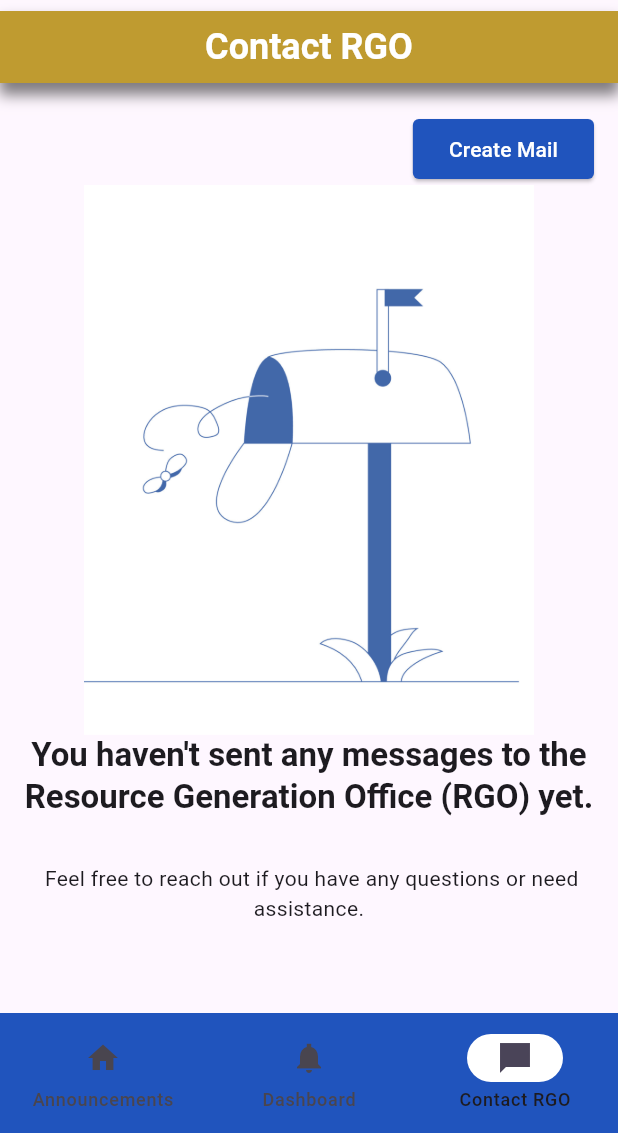
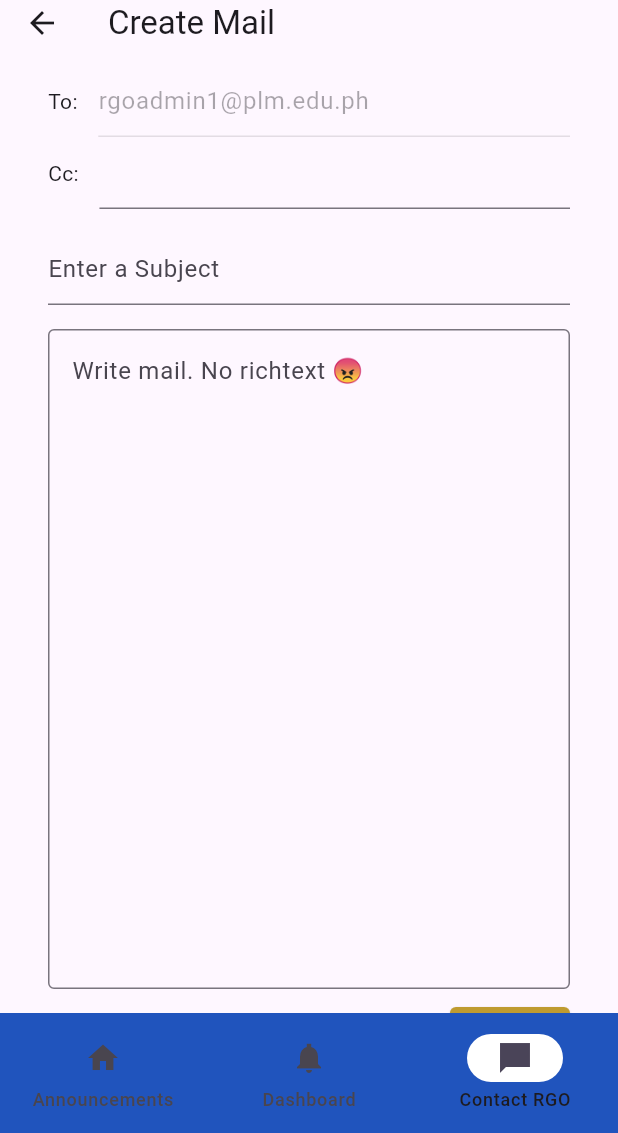
Before and after one commit to Malaga-Karl/scholarship_mobile, a Flutter app: the NavigationExample screen opened by its route, item 3 of the bottom bar chosen, after a tap on "Create Mail", on a phone screen of 412 x 824 dp, the part 103-1236 px from its top. Run offline on Flutter 3.47's test engine with Material 3 defaults, Android fonts, the phone set to English and light mode, and no system bars.

Commit message:
empty mail and write mail. no richtext

```diff
--- a/lib/main.dart
+++ b/lib/main.dart
@@ -2,7 +2,6 @@ import 'package:flutter/material.dart';
 import 'package:scholarhip_mobile/screens/Pages.dart';
 import 'package:scholarhip_mobile/screens/HomePage.dart';
 import 'package:scholarhip_mobile/screens/LoginPage.dart';
-import 'package:scholarhip_mobile/screens/SpecificFoundation.dart'; // Import FoundationDetail screen
 
 void main() {
   runApp(MyApp());
--- a/lib/screens/Contact.dart
+++ b/lib/screens/Contact.dart
@@ -1,14 +1,14 @@
 import 'package:flutter/material.dart';
 import 'package:scholarhip_mobile/components/CustomBanner.dart';
-
 import '../colors.dart';
 
 class ContactPage extends StatelessWidget {
-  const ContactPage({super.key});
+  final VoidCallback onCreateMailPressed;
+
+  const ContactPage({super.key, required this.onCreateMailPressed});
 
   @override
   Widget build(BuildContext context) {
-
     bool hasMessage = false;
 
     return Scaffold(
@@ -23,12 +23,13 @@ class ContactPage extends StatelessWidget {
               alignment: Alignment.centerRight,
               child: ElevatedButton(
                 style: ButtonStyle(
-                  shape: WidgetStateProperty.all<RoundedRectangleBorder>( RoundedRectangleBorder( borderRadius: BorderRadius.circular(4), )),
-                  foregroundColor: WidgetStateProperty.all<Color>(Colors.white),
-                  backgroundColor: WidgetStateProperty.all<Color>(CustomColors().blue),
+                  shape: MaterialStateProperty.all<RoundedRectangleBorder>(
+                    RoundedRectangleBorder(borderRadius: BorderRadius.circular(4)),
                   ),
-
-                onPressed: () {},
+                  foregroundColor: MaterialStateProperty.all<Color>(Colors.white),
+                  backgroundColor: MaterialStateProperty.all<Color>(CustomColors().blue),
+                ),
+                onPressed: onCreateMailPressed, // Call the callback when pressed
                 child: Text('Create Mail'),
               ),
             ),
@@ -37,13 +38,22 @@ class ContactPage extends StatelessWidget {
             visible: !hasMessage,
             child: Column(
               children: [
-                  Image.asset('assets/emptyMail.png', width: 300,),
-                  Text("You haven't sent any messages to the Resource Generation Office (RGO) yet.", textAlign: TextAlign.center, style: Theme.of(context).textTheme.titleLarge?.copyWith(fontWeight: FontWeight.bold,),),
-                  SizedBox(height: 30,),
-                  Text(" Feel free to reach out if you have any questions or need assistance.", textAlign: TextAlign.center,)
+                Image.asset('assets/emptyMail.png', width: 300),
+                Text(
+                  "You haven't sent any messages to the Resource Generation Office (RGO) yet.",
+                  textAlign: TextAlign.center,
+                  style: Theme.of(context).textTheme.titleLarge?.copyWith(
+                        fontWeight: FontWeight.bold,
+                      ),
+                ),
+                SizedBox(height: 30),
+                Text(
+                  " Feel free to reach out if you have any questions or need assistance.",
+                  textAlign: TextAlign.center,
+                ),
               ],
             ),
-            )
+          ),
         ],
       ),
     );
--- /dev/null
+++ b/lib/screens/CreateMailPage.dart
@@ -0,0 +1,83 @@
+import 'package:flutter/material.dart';
+
+import '../colors.dart';
+
+class CreateMailPage extends StatelessWidget {
+  final VoidCallback onMailCancelled;
+
+  const CreateMailPage({super.key, required this.onMailCancelled});
+
+  @override
+  Widget build(BuildContext context) {
+
+    TextEditingController ccController = TextEditingController();
+
+    return Scaffold(
+      appBar: AppBar(
+        title: Text('Create Mail'),
+        leading: IconButton(
+          icon: Icon(Icons.arrow_back),
+          onPressed: onMailCancelled,
+        ),
+      ),
+      body: Padding(
+        padding: const EdgeInsets.symmetric(horizontal: 32),
+        child: Column(
+                children: [
+                  Row(
+                    children: [
+                      Text("To: "),
+                      SizedBox(width: 10),
+                      Expanded(
+                        child: TextField(
+                          controller: TextEditingController(text: "rgoadmin1@plm.edu.ph"),
+                          enabled: false,
+                        ),
+                      ),
+                    ],
+                  ),
+                  Row(
+                    children: [
+                      Text("Cc: "),
+                      SizedBox(width: 10),
+                      Expanded(
+                        child: TextField(
+                          controller: ccController,
+                        ),
+                      ),
+                    ],
+                  ),
+                  SizedBox(height: 16,),
+                  TextField(
+                    decoration: InputDecoration(
+                      hintText: "Enter a Subject"
+                    ),
+                  ),
+                  SizedBox(height: 16,),
+                  TextField(
+                    maxLines: 17,
+                    decoration: InputDecoration(
+                      border: OutlineInputBorder(),
+                      hintText: "Write mail. No richtext 😠"
+                    ),
+                  ),
+                  SizedBox(height: 8,),
+                  Align(
+                    alignment: Alignment.centerRight,
+                    child: ElevatedButton(
+                      onPressed: () {},
+                      child: Text("Send"),
+                      style: ButtonStyle(
+                        shape: WidgetStateProperty.all<RoundedRectangleBorder>( RoundedRectangleBorder( borderRadius: BorderRadius.circular(4), )),
+                        foregroundColor: WidgetStateProperty.all<Color>(Colors.white),
+                        backgroundColor: WidgetStateProperty.all<Color>(CustomColors().gold),
+                      ),
+                    ),
+                  )
+                ],
+              ),
+      )
+
+    );
+  }
+}
--- a/lib/screens/Pages.dart
+++ b/lib/screens/Pages.dart
@@ -4,9 +4,8 @@ import 'package:scholarhip_mobile/screens/Announcements.dart';
 import 'package:scholarhip_mobile/screens/Contact.dart';
 import 'package:scholarhip_mobile/screens/Dashboard.dart';
 import 'package:scholarhip_mobile/screens/SpecificAnnouncement.dart';
-// import 'package:scholarhip_mobile/screens/foundation_detail.dart';
-// import 'package:scholarhip_mobile/screens/specific_scholarship.dart'; // Import SpecificScholarship
 import '../components/InfoBottomSheet.dart';
+import 'CreateMailPage.dart';
 import 'SpecificFoundation.dart';
 
 class NavigationExample extends StatefulWidget {
@@ -20,6 +19,7 @@ class _NavigationExampleState extends State<NavigationExample> {
   int currentPageIndex = 1;
   int? selectedScholarshipId;
   int? selectedAnnouncementId;
+  bool showCreateMail = false;
 
   @override
   Widget build(BuildContext context) {
@@ -59,6 +59,7 @@ class _NavigationExampleState extends State<NavigationExample> {
             currentPageIndex = index;
             selectedScholarshipId = null; // Reset when navigating to other tabs
             selectedAnnouncementId = null; // Reset when navigating to other tabs
+            showCreateMail = false;
           });
         },
         indicatorColor: Colors.white,
@@ -78,7 +79,15 @@ class _NavigationExampleState extends State<NavigationExample> {
           ),
         ],
       ),
-      body: selectedAnnouncementId != null
+      body: showCreateMail
+          ? CreateMailPage(
+              onMailCancelled: () {
+                setState(() {
+                  showCreateMail = false;
+                });
+              },
+            )
+          : selectedAnnouncementId != null
               ? SpecificAnnouncement(id: selectedAnnouncementId!)
               : selectedScholarshipId != null
                   ? SpecificScholarship(id: selectedScholarshipId!)
@@ -97,7 +106,13 @@ class _NavigationExampleState extends State<NavigationExample> {
                           });
                         },
                       ),
-                  ContactPage(),
+                      ContactPage(
+                        onCreateMailPressed: () {
+                          setState(() {
+                            showCreateMail = true;
+                          });
+                        },
+                      ),
                     ][currentPageIndex],
     );
   }
```
Lines whose indentation alone changed are shown as unchanged.
